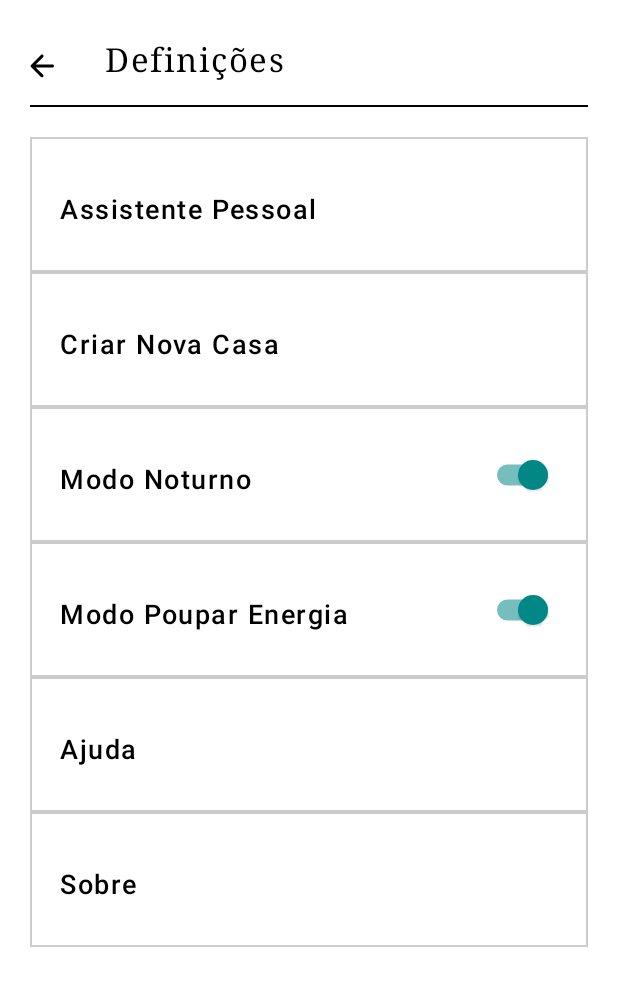
After one commit to LuisCarlosOliveira/CMU, an Android app built with Jetpack Compose: the composable DefinitionsScreen shown on its own in the app's theme, on a phone screen of 412 x 824 dp. The commit adds this screen. Shown: the top 986 px of the screen. Run offline under Robolectric (Android 15) with nearby library versions, the phone set to English and light mode, and no system bars.

Commit message:
DefinitionsScreen Phone

```diff
--- /dev/null
+++ b/app/src/main/java/com/example/mysmarthome/ui/screens/phone/DefinitionsScreen.kt
@@ -0,0 +1,168 @@
+package com.example.mysmarthome.ui.screens.phone
+
+import androidx.compose.foundation.BorderStroke
+import androidx.compose.foundation.border
+import androidx.compose.foundation.clickable
+import androidx.compose.foundation.layout.*
+import androidx.compose.material.*
+import androidx.compose.material.icons.Icons
+import androidx.compose.material.icons.rounded.ArrowBack
+import androidx.compose.runtime.*
+import androidx.compose.ui.Alignment
+import androidx.compose.ui.Modifier
+import androidx.compose.ui.graphics.Color
+import androidx.compose.ui.platform.LocalConfiguration
+import androidx.compose.ui.res.stringArrayResource
+import androidx.compose.ui.res.stringResource
+import androidx.compose.ui.text.font.FontFamily
+import androidx.compose.ui.text.font.FontWeight
+import androidx.compose.ui.unit.dp
+import androidx.compose.ui.unit.sp
+import com.example.mysmarthome.R
+
+@Composable
+fun DefinitionsScreen() {
+
+    val nocturnMode = remember { mutableStateOf(true) }
+    val savingEnergyMode = remember { mutableStateOf(true) }
+    val scaffoldState = rememberScaffoldState(rememberDrawerState(DrawerValue.Closed))
+    val configuration = LocalConfiguration.current
+    val screenWidth = configuration.screenWidthDp.dp
+
+    var letterSpacing by remember {
+        mutableStateOf(1.sp)
+    }
+
+    Scaffold(
+        scaffoldState = scaffoldState,
+        topBar = {
+            Row(
+                modifier = Modifier
+                    .fillMaxWidth()
+                    .padding(top = 20.dp)
+            ) {
+                IconButton(
+                    onClick = { }
+                ) {
+                    Icon(
+                        Icons.Rounded.ArrowBack, "",
+                        tint = Color.Black,
+                        modifier = Modifier
+                            .width(50.dp)
+                            .padding(start = 5.dp),
+                    )
+                }
+
+                Text(
+                    fontWeight = FontWeight.Medium,
+                    letterSpacing = letterSpacing,
+                    fontFamily = FontFamily.Serif,
+                    color = Color.Black,
+                    modifier = Modifier.padding(top = 7.dp, start = 20.dp),
+                    fontSize = 22.sp,
+                    text = stringResource(id = R.string.definitionsTitle)
+                )
+            }
+
+            Divider(
+                startIndent = 20.dp, thickness = 1.dp, color = Color.Black, modifier = Modifier
+                    .padding(top = 70.dp)
+                    .width(screenWidth - 20.dp)
+            )
+
+        },
+        content = {
+
+            Column(
+                Modifier
+                    .fillMaxSize()
+                    .padding(top = 20.dp)
+            ) {
+                val definitions: Array<String> = stringArrayResource(id = R.array.definitions)
+
+                definitions.forEach { definition ->
+
+                    if (definition.equals("Modo Noturno")) {
+                        Row(
+                            modifier = Modifier
+                                .fillMaxWidth()
+                                .height(90.dp)
+                                .padding(start = 20.dp, end = 20.dp)
+                                .border(
+                                    border =
+                                    BorderStroke(width = 1.dp, Color.LightGray)
+                                ), verticalAlignment = Alignment.CenterVertically,
+                            horizontalArrangement = Arrangement.SpaceBetween
+                        ) {
+                            Text(
+                                fontWeight = FontWeight.Medium,
+                                letterSpacing = letterSpacing,
+                                fontFamily = FontFamily.SansSerif,
+                                color = Color.Black,
+                                modifier = Modifier.padding(top = 7.dp, start = 20.dp),
+                                fontSize = 18.sp,
+                                text = definition
+                            )
+                            Switch(
+                                checked = nocturnMode.value,
+                                onCheckedChange = { nocturnMode.value = it },
+                                modifier = Modifier.padding(end = 20.dp)
+                            )
+                        }
+
+                    } else if (definition.equals("Modo Poupar Energia")) {
+                        Row(
+                            modifier = Modifier
+                                .fillMaxWidth()
+                                .height(90.dp)
+                                .padding(start = 20.dp, end = 20.dp)
+                                .border(border = BorderStroke(width = 1.dp, Color.LightGray)),
+                            verticalAlignment = Alignment.CenterVertically,
+                            horizontalArrangement = Arrangement.SpaceBetween
+                        ) {
+                            Text(
+                                fontWeight = FontWeight.Medium,
+                                letterSpacing = letterSpacing,
+                                fontFamily = FontFamily.SansSerif,
+                                color = Color.Black,
+                                modifier = Modifier.padding(top = 7.dp, start = 20.dp),
+                                fontSize = 18.sp,
+                                text = definition
+                            )
+                            Switch(
+                                checked = savingEnergyMode.value,
+                                onCheckedChange = { savingEnergyMode.value = it },
+                                modifier = Modifier.padding(end = 20.dp)
+                            )
+
+                        }
+
+                    } else {
+                        Row(
+                            modifier = Modifier
+                                .fillMaxWidth()
+                                .height(90.dp)
+                                .padding(start = 20.dp, end = 20.dp)
+                                .border(border = BorderStroke(width = 1.dp, Color.LightGray))
+                                .clickable(
+                                    onClick = {
+
+                                    },
+                                ), verticalAlignment = Alignment.CenterVertically
+                        ) {
+                            Text(
+                                fontWeight = FontWeight.Medium,
+                                letterSpacing = letterSpacing,
+                                fontFamily = FontFamily.SansSerif,
+                                color = Color.Black,
+                                modifier = Modifier.padding(top = 7.dp, start = 20.dp),
+                                fontSize = 18.sp,
+                                text = definition
+                            )
+                        }
+                    }
+                }
+            }
+        },
+    )
+}
--- a/app/src/main/res/values/strings.xml
+++ b/app/src/main/res/values/strings.xml
@@ -1,3 +1,12 @@
 <resources>
     <string name="app_name">MySmartHome</string>
+    <string name="definitionsTitle">Definições</string>
+    <string-array name="definitions">
+        <item>Assistente Pessoal</item>
+        <item>Criar Nova Casa</item>
+        <item>Modo Noturno</item>
+        <item>Modo Poupar Energia</item>
+        <item>Ajuda</item>
+        <item>Sobre</item>
+    </string-array>
 </resources>
```
